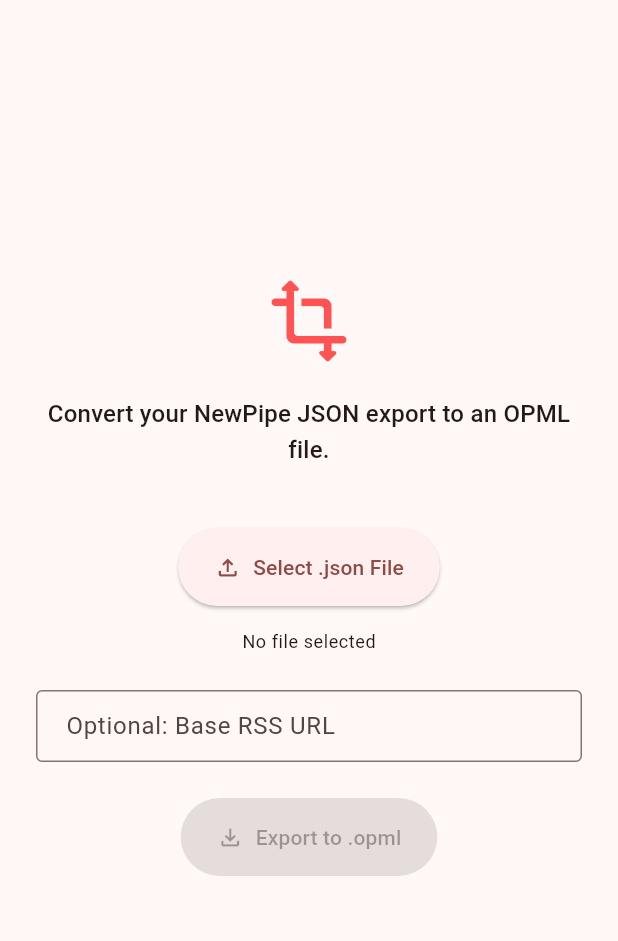
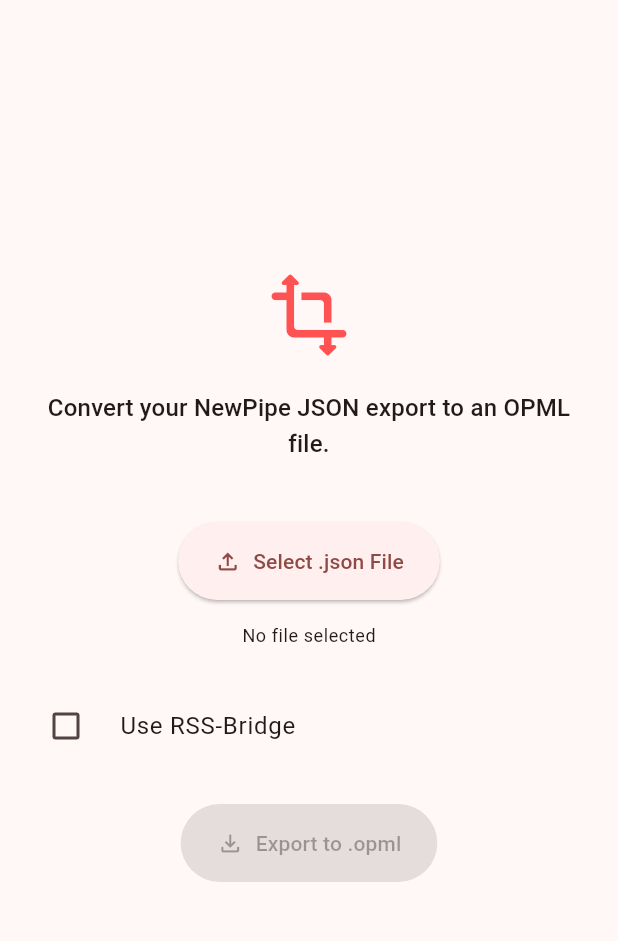
Before and after one commit to theScrabi/NewPipeSubscriptionsToOmplConverter, a Flutter app: the screen it shows after launch, on a phone screen of 412 x 824 dp, the part 84-1025 px from its top. Run offline on Flutter 3.47's test engine with Material 3 defaults, Android fonts, the phone set to English and light mode, and no system bars; our stand-ins replace file_picker, share_plus; missing offline and left inert: universal_html.

Commit message:
support rss bridge

```diff
--- a/lib/converter.dart
+++ b/lib/converter.dart
@@ -28,7 +28,7 @@
 
               if (channelId.isNotEmpty) {
                 final String xmlUrl =
-                    '$baseUrl+$channelId';
+                    '$baseUrl$channelId';
 
                 builder.element('outline', attributes: {
                   'type': 'rss',
--- a/lib/main.dart
+++ b/lib/main.dart
@@ -42,17 +42,20 @@
   String _fileName = 'No file selected';
   Uint8List? _fileBytes;
   bool _isLoading = false;
-  late TextEditingController _baseUrlController;
+  bool _useRssBridge = false;
+  late TextEditingController _rssBridgeInstanceController;
 
   @override
   void initState() {
     super.initState();
-    _baseUrlController = TextEditingController();
+    // Initialize with the default RSS-Bridge instance
+    _rssBridgeInstanceController =
+        TextEditingController(text: 'https://rss-bridge.org/bridge01/');
   }
 
   @override
   void dispose() {
-    _baseUrlController.dispose();
+    _rssBridgeInstanceController.dispose();
     super.dispose();
   }
 
@@ -100,10 +103,25 @@
       final String jsonString = utf8.decode(_fileBytes!);
       final Map<String, dynamic> jsonData = jsonDecode(jsonString);
 
-      // 2. Convert to OPML
-      final String baseUrl = _baseUrlController.text.trim();
-      final String? baseRssURL = baseUrl.isEmpty ? null : baseUrl;
+      // 2. Determine Base URL based on UI
+      String? baseRssURL; // Null by default, so converter uses its default
+      if (_useRssBridge) {
+        String instanceUrl = _rssBridgeInstanceController.text.trim();
+        if (instanceUrl.isEmpty) {
+          _showSnackBar('RSS-Bridge instance URL cannot be empty',
+              isError: true);
+          setState(() => _isLoading = false);
+          return;
+        }
+        if (!instanceUrl.endsWith('/')) {
+          instanceUrl = '$instanceUrl/';
+        }
+        // Construct the specific RSS-Bridge URL format, using Atom feed
+        baseRssURL =
+            '${instanceUrl}?action=display&bridge=YoutubeBridge&context=By+channel+id&format=Atom&c=';
+      }
 
+      // 3. Convert to OPML
       final xml.XmlDocument opmlDoc =
           convert(npSubscriptionData: jsonData, baseRssURL: baseRssURL);
       final String opmlString = opmlDoc.toXmlString(pretty: true, indent: '  ');
@@ -111,7 +129,7 @@
 
       const String fileName = 'newpipe_export.opml';
 
-      // 3. Save file based on platform
+      // 4. Save file based on platform
       if (kIsWeb) {
         // Web: Trigger browser download
         final blob = html.Blob([opmlBytes], 'application/xml');
@@ -187,18 +205,32 @@
               const SizedBox(height: 16),
               Text(_fileName, style: Theme.of(context).textTheme.bodySmall),
               const SizedBox(height: 24),
+              CheckboxListTile(
+                title: const Text('Use RSS-Bridge'),
+                value: _useRssBridge,
+                onChanged: _isLoading
+                    ? null
+                    : (bool? newValue) {
+                        setState(() {
+                          _useRssBridge = newValue ?? false;
+                        });
+                      },
+                controlAffinity: ListTileControlAffinity.leading,
+                contentPadding: EdgeInsets.zero,
+              ),
+              if (_useRssBridge) ...[
+                const SizedBox(height: 16),
                 TextField(
-                controller: _baseUrlController,
+                  controller: _rssBridgeInstanceController,
                   decoration: const InputDecoration(
-                  labelText: 'Optional: Base RSS URL',
-                  hintText:
-                      'e.g. https://www.youtube.com/feeds/videos.xml?channel_id=',
+                    labelText: 'RSS-Bridge Instance URL',
                     border: OutlineInputBorder(),
                     contentPadding:
                         EdgeInsets.symmetric(horizontal: 16, vertical: 12),
                   ),
                   enabled: !_isLoading,
                 ),
+              ],
               const SizedBox(height: 24),
               if (_isLoading)
                 const CircularProgressIndicator()
```
Lines whose indentation alone changed are shown as unchanged.
